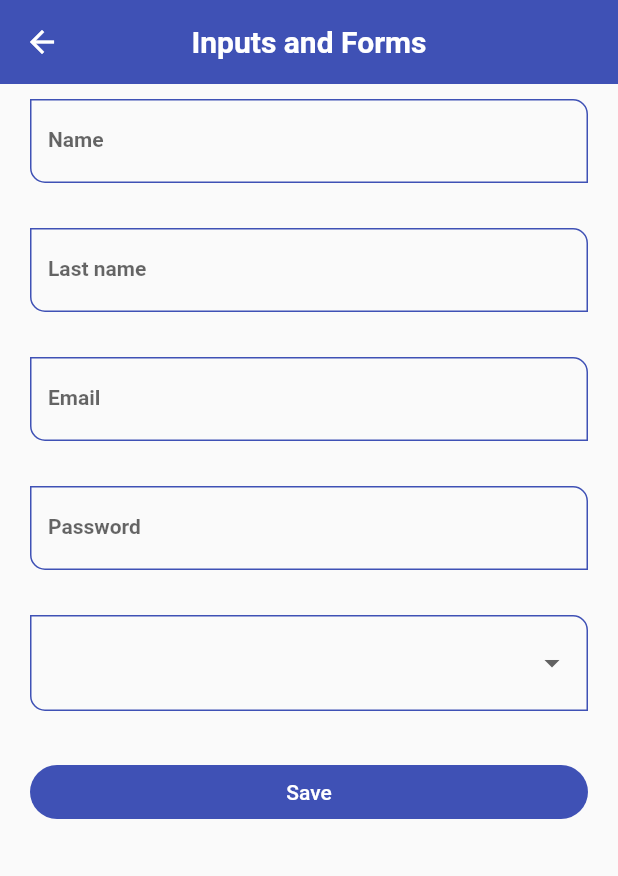
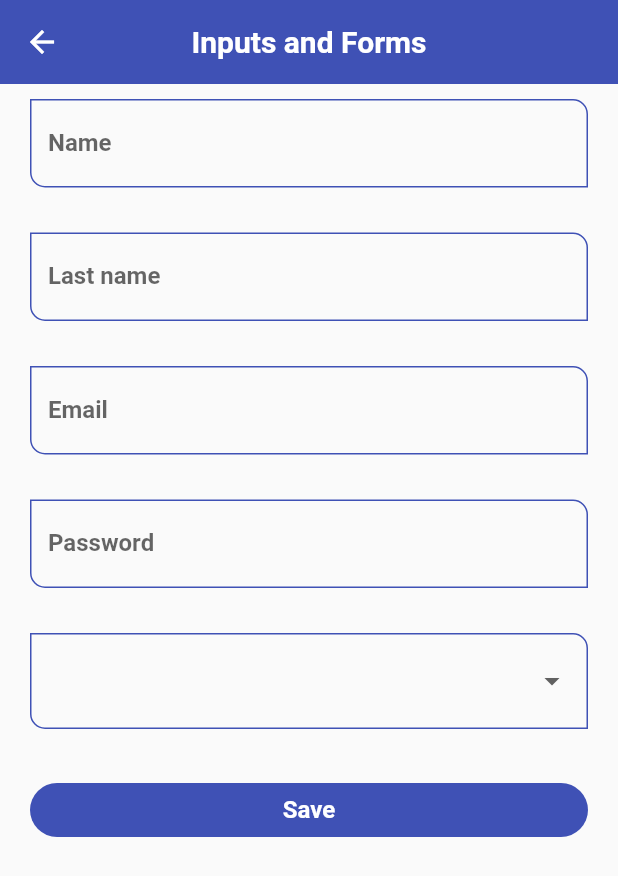
Before and after one commit to a-tiny-developer/flutter_components, a Flutter app: the InputsScreen screen opened by its route, on a phone screen of 412 x 824 dp. Shown: the top 876 px of the screen. Run offline on Flutter 3.47's test engine with Material 2 defaults, Android fonts, the phone set to English and light mode, and no system bars; our stand-ins replace google_fonts; network calls fail.

```diff
--- a/lib/theme/app_theme.dart
+++ b/lib/theme/app_theme.dart
@@ -87,11 +87,44 @@ class AppTheme {
         borderRadius: BorderRadius.circular(10),
       ),
     ),
+    inputDecorationTheme: const InputDecorationTheme(
+      floatingLabelStyle: TextStyle(color: primary),
+      enabledBorder: OutlineInputBorder(
+        borderSide: BorderSide(color: primary),
+        borderRadius: BorderRadius.only(
+          bottomLeft: Radius.circular(10),
+          topRight: Radius.circular(10),
+        ),
+      ),
+      focusedBorder: OutlineInputBorder(
+        borderSide: BorderSide(color: primary),
+        borderRadius: BorderRadius.only(
+          bottomLeft: Radius.circular(10),
+          topRight: Radius.circular(10),
+        ),
+      ),
+      border: OutlineInputBorder(
+        borderRadius: BorderRadius.only(
+          bottomLeft: Radius.circular(10),
+          topRight: Radius.circular(10),
+        ),
+      ),
+    ),
     textTheme: darkTextTheme,
   );
   static TextTheme lightTextTheme = TextTheme(
+    headline5: GoogleFonts.roboto(
+      fontSize: 24.0,
+      fontWeight: FontWeight.w600,
+      color: Colors.black,
+    ),
+    button: GoogleFonts.roboto(
+      fontSize: 16.0,
+      fontWeight: FontWeight.w600,
+      color: Colors.black,
+    ),
     subtitle1: GoogleFonts.roboto(
-      fontSize: 14.0,
+      fontSize: 16.0,
       fontWeight: FontWeight.w700,
       color: Colors.black,
     ),
@@ -129,7 +162,7 @@ class AppTheme {
 
   static TextTheme darkTextTheme = TextTheme(
     subtitle1: GoogleFonts.roboto(
-      fontSize: 14.0,
+      fontSize: 16.0,
       fontWeight: FontWeight.w700,
       color: Colors.white,
     ),
```
Also changed, not shown: lib/screens/slider_screen.dart (+48 -5 lines).
